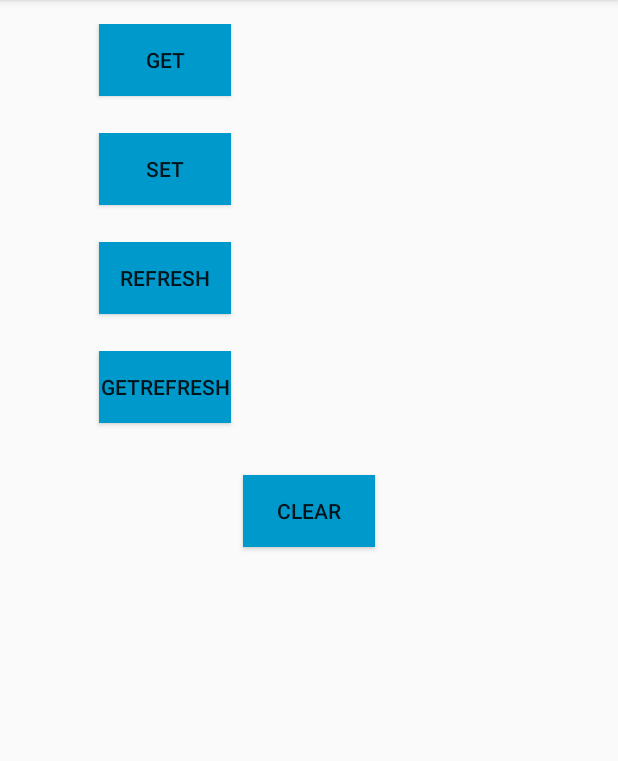
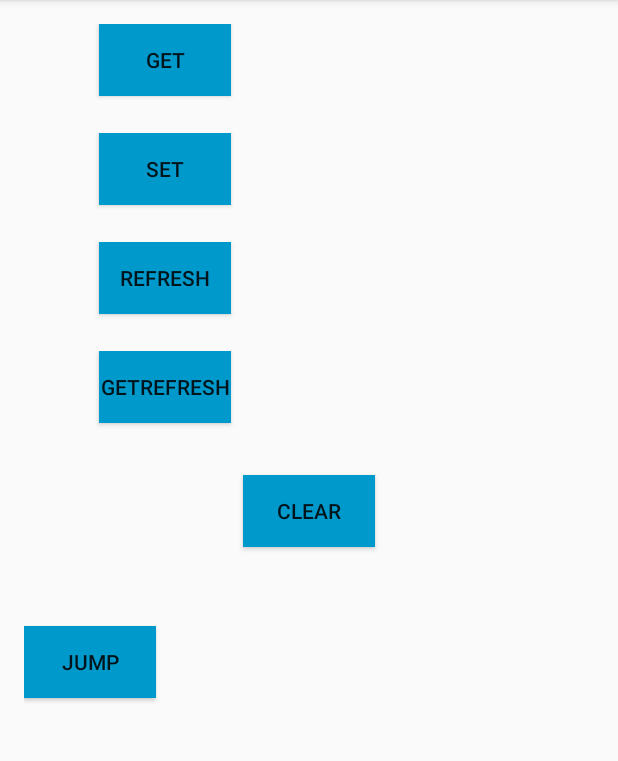
Before and after one commit to purple09/RxDemo, an Android app: the AccountActivity screen opened directly, with no data from a screen before it, on a phone screen of 412 x 824 dp, the part 84-845 px from its top. Run offline under Robolectric (Android 15) with nearby library versions, the phone set to English and light mode, and no system bars; our stand-ins replace ButterKnife; libraries missing offline, so code that uses them is left out: rx.android.schedulers, rx.subjects, rx.subscriptions; 6 statements that could not run were skipped.

Commit message:
account管理改一下 channel包方案

```diff
--- a/app/src/main/AndroidManifest.xml
+++ b/app/src/main/AndroidManifest.xml
@@ -46,6 +46,8 @@
         </activity>
         <activity android:name=".AccountActivity">
         </activity>
+        <activity android:name=".JumpActivity">
+        </activity>
     </application>
 
 </manifest>
--- a/app/src/main/java/com/purple/rxdemo/AccountActivity.java
+++ b/app/src/main/java/com/purple/rxdemo/AccountActivity.java
@@ -1,5 +1,6 @@
 package com.purple.rxdemo;
 
+import android.content.Intent;
 import android.os.Bundle;
 import android.util.Log;
 import android.view.View;
@@ -12,6 +13,7 @@ import java.util.concurrent.TimeUnit;
 import butterknife.Bind;
 import butterknife.ButterKnife;
 import butterknife.OnClick;
+import rx.Subscription;
 import rx.android.schedulers.AndroidSchedulers;
 
 public class AccountActivity extends BaseActivity {
@@ -36,8 +38,11 @@ public class AccountActivity extends BaseActivity {
     Button btGetRefresh;
     @Bind(R.id.bt_clear)
     Button btClear;
+    @Bind(R.id.bt_jump)
+    Button btJump;
 
     private AccountManager accountManager;
+    private Subscription sb;
 
 
     @Override
@@ -63,9 +68,15 @@ public class AccountActivity extends BaseActivity {
                             Toast.makeText(this, "error happens!", Toast.LENGTH_SHORT).show();
                         })
         );
+
+    }
+
+    @Override
+    protected void onResume() {
+        super.onResume();
         rx(
                 //其实一般都不需要做sample处理，请求这么频繁就需要去review代码了。
-                accountManager.rx().sample(200, TimeUnit.MILLISECONDS)
+                sb = accountManager.rxBehavior().sample(200, TimeUnit.MILLISECONDS)
                         .observeOn(AndroidSchedulers.mainThread())
                         .subscribe(next -> {
                             tvSample.setText(next);
@@ -75,7 +86,13 @@ public class AccountActivity extends BaseActivity {
         );
     }
 
-    @OnClick({R.id.bt_get, R.id.bt_set, R.id.bt_refresh, R.id.bt_get_refresh, R.id.bt_clear})
+    @Override
+    protected void onPause() {
+        super.onPause();
+        if (sb != null) sb.unsubscribe();
+    }
+
+    @OnClick({R.id.bt_get, R.id.bt_set, R.id.bt_refresh, R.id.bt_get_refresh, R.id.bt_clear, R.id.bt_jump})
     public void onClick(View view) {
         switch (view.getId()) {
             case R.id.bt_get:
@@ -99,6 +116,10 @@ public class AccountActivity extends BaseActivity {
             case R.id.bt_clear:
                 accountManager.clear();
                 break;
+            case R.id.bt_jump:
+                startActivity(new Intent(this, JumpActivity.class));
+                break;
         }
     }
+
 }
--- a/app/src/main/java/com/purple/rxdemo/AccountManager.java
+++ b/app/src/main/java/com/purple/rxdemo/AccountManager.java
@@ -8,6 +8,7 @@ import java.util.Date;
 
 import rx.Observable;
 import rx.Subscriber;
+import rx.subjects.BehaviorSubject;
 import rx.subjects.PublishSubject;
 
 /**
@@ -24,7 +25,8 @@ public class AccountManager {
 
     private String accountName = "";
 
-    private PublishSubject<String> subject;
+    private PublishSubject<String> publishSubject;
+    private BehaviorSubject<String> behaviorSubject;
 
     private static final int delay = 0;
 
@@ -40,11 +42,16 @@ public class AccountManager {
     }
 
     private void init() {
-        subject = PublishSubject.create();
+        publishSubject = PublishSubject.create();
+        behaviorSubject = BehaviorSubject.create();
     }
 
     public Observable<String> rx() {
-        return subject;
+        return publishSubject;
+    }
+
+    public Observable<String> rxBehavior() {
+        return behaviorSubject;
     }
 
     /**
@@ -58,7 +65,7 @@ public class AccountManager {
 
     public void set(String accountName) {
         this.accountName = accountName;
-        subject.onNext(this.accountName);
+        next(this.accountName);
     }
 
     public void refresh() {
@@ -96,5 +103,9 @@ public class AccountManager {
         });
     }
 
+    private void next(String accountName) {
+        publishSubject.onNext(accountName);
+        behaviorSubject.onNext(accountName);
+    }
 
 }
--- a/app/src/main/res/layout/activity_account.xml
+++ b/app/src/main/res/layout/activity_account.xml
@@ -123,4 +123,11 @@
         android:layout_margin="10dp"
         android:textSize="24sp"
         tools:text="110"/>
+
+    <Button
+        android:id="@+id/bt_jump"
+        android:layout_width="wrap_content"
+        android:layout_height="wrap_content"
+        android:background="@android:color/holo_blue_dark"
+        android:text="jump"/>
 </LinearLayout>
```
Also changed, not shown: app/src/main/java/com/purple/rxdemo/ChannelUtil.java (added, +57 -0 lines), app/src/main/java/com/purple/rxdemo/JumpActivity.java (added, +29 -0 lines), app/src/main/java/com/purple/rxdemo/MyApp.java (+7 -0 lines), app/src/main/res/layout/activity_jump.xml (added, +18 -0 lines).
